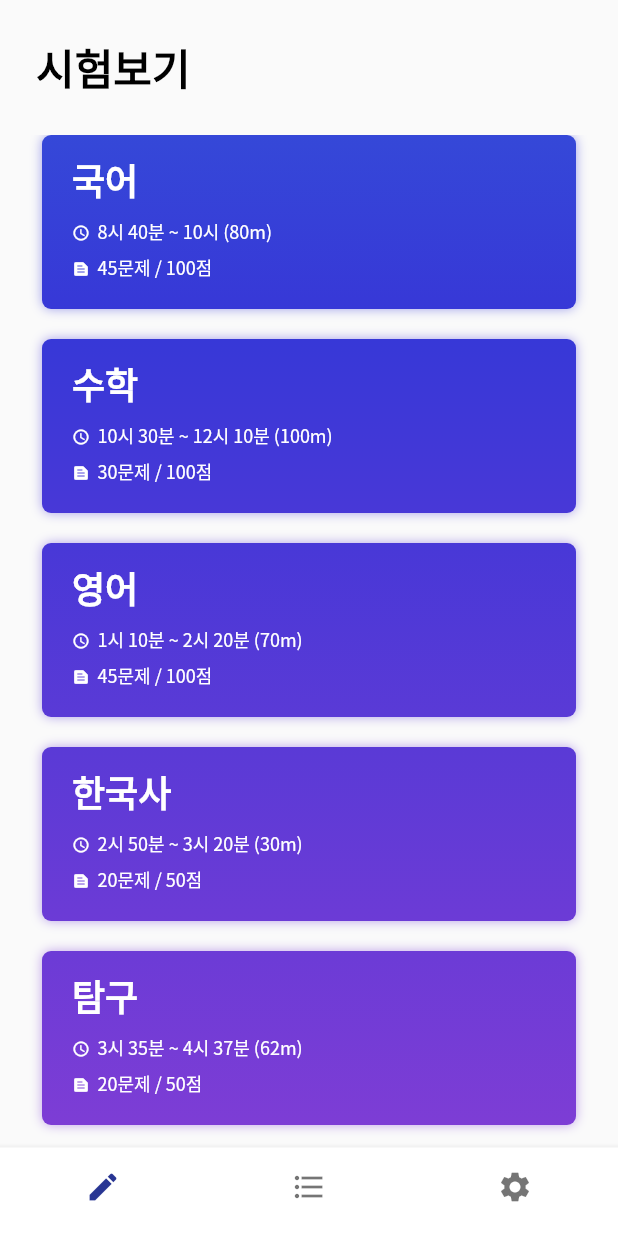
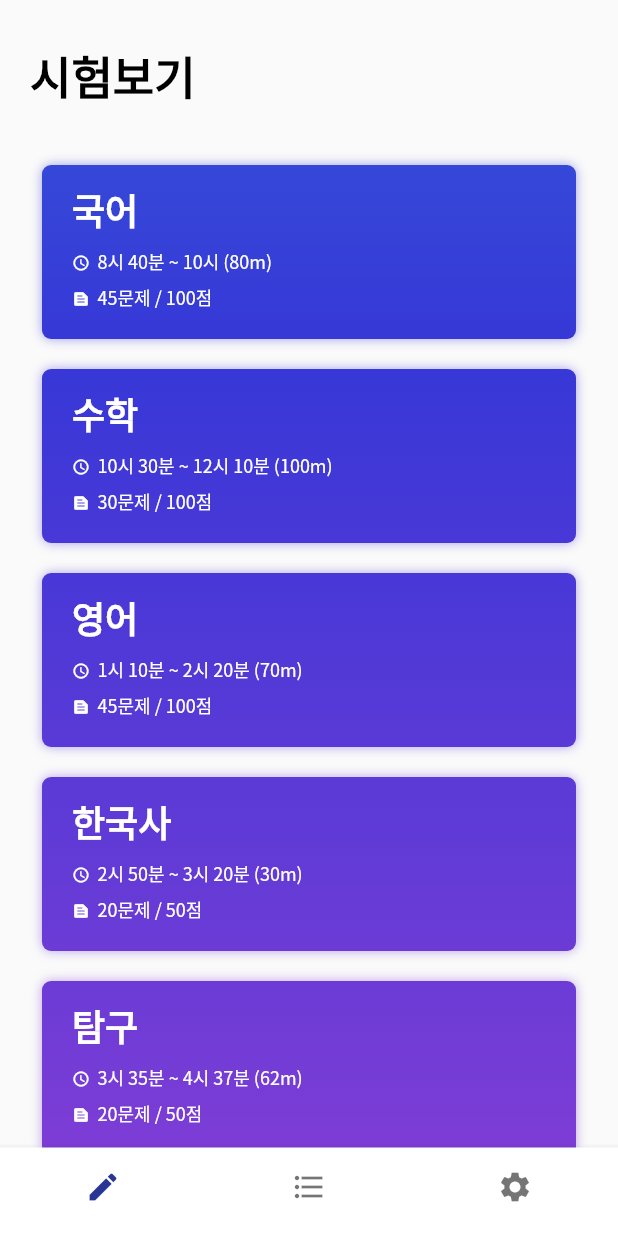
Before and after one commit to silgam/silgam-flutter, a Flutter app: the screen it shows after launch, on a phone screen of 412 x 824 dp. Run offline on Flutter 3.47's test engine with Material 2 defaults, Android fonts, the phone set to English and light mode, and no system bars; our stand-ins replace flutter_svg; Roboto replaces fonts that are missing (NanumMyeongjo).

Commit message:
feat: scroll both app bar and body on home page

```diff
--- a/lib/home/home_page.dart
+++ b/lib/home/home_page.dart
@@ -42,24 +42,32 @@ class _HomePageState extends State<HomePage> {
   Widget build(BuildContext context) {
     return Scaffold(
       backgroundColor: _backgroundColor,
-      appBar: AppBar(
+      body: CustomScrollView(
+        physics: const BouncingScrollPhysics(),
+        slivers: [
+          SliverAppBar(
+            pinned: true,
+            expandedHeight: 90,
+            flexibleSpace: FlexibleSpaceBar(
+              titlePadding: const EdgeInsets.only(left: 20, bottom: 16),
+              centerTitle: false,
               title: Text(
                 _tabItemNames[_selectedIndex],
                 style: const TextStyle(
-            fontFamily: 'NanumMyeongjo',
-            fontSize: 28,
-            fontWeight: FontWeight.w800,
+                    fontFamily: 'NanumMyeongjo', fontWeight: FontWeight.w800, color: Colors.black),
               ),
             ),
-        titleSpacing: 24,
-        toolbarHeight: 90,
+            elevation: 1,
             foregroundColor: Colors.black,
             backgroundColor: _backgroundColor,
-        elevation: 0,
-        systemOverlayStyle: SystemUiOverlayStyle(
-            statusBarColor: _backgroundColor, statusBarIconBrightness: Brightness.dark),
+            systemOverlayStyle: const SystemUiOverlayStyle(
+              statusBarIconBrightness: Brightness.dark,
+              statusBarColor: Colors.transparent,
             ),
-      body: _buildBody(),
+          ),
+          _buildBody()
+        ],
+      ),
       bottomNavigationBar: BottomNavigationBar(
         elevation: 4,
         backgroundColor: Colors.white,
--- a/lib/home/take_exam_view.dart
+++ b/lib/home/take_exam_view.dart
@@ -11,13 +11,13 @@ class TakeExamView extends StatelessWidget {
 
   @override
   Widget build(BuildContext context) {
-    return Container(
-      alignment: Alignment.center,
-      child: ListView.builder(
-        itemCount: defaultExams.length,
-        itemBuilder: (context, i) => _buildExamItem(context, i, defaultExams),
-        physics: const BouncingScrollPhysics(),
-        clipBehavior: Clip.none,
+    return SliverPadding(
+      padding: const EdgeInsets.only(top: 20),
+      sliver: SliverList(
+        delegate: SliverChildBuilderDelegate(
+          (context, i) => _buildExamItem(context, i, defaultExams),
+          childCount: defaultExams.length,
+        ),
       ),
     );
   }
```
Also changed, not shown: lib/home/record_view.dart (+8 -6 lines), lib/home/settings_view.dart (+8 -6 lines). Lines whose indentation alone changed are shown as unchanged.
